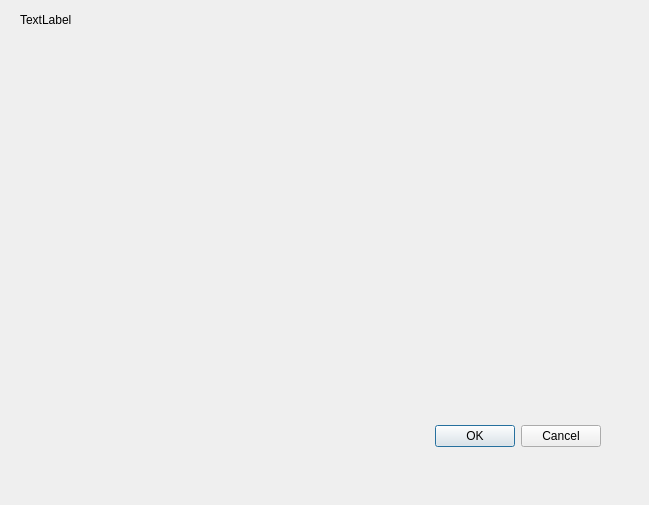
First picture: the form in addnewentrywidget.ui, repository SNEGIKON13/Password-Manager, before the edit.
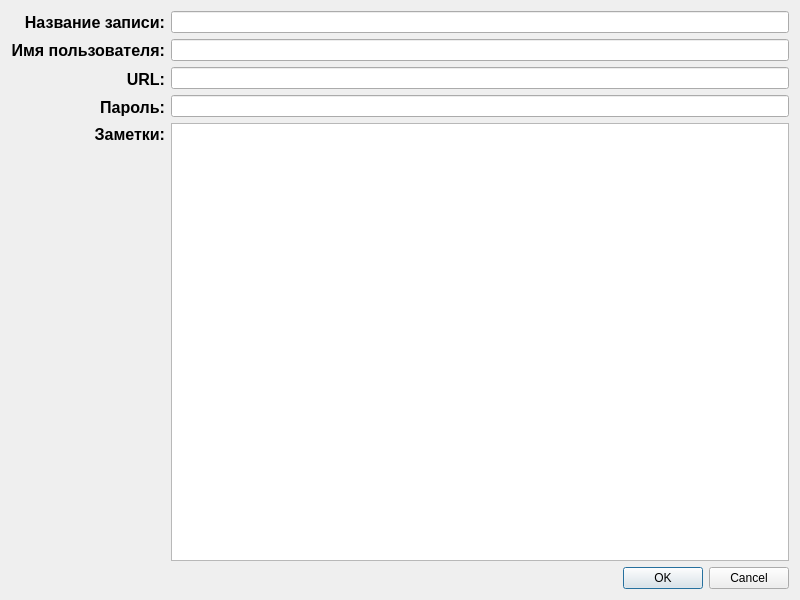
Second picture: the form after the edit.

Diff of the .ui file:
```diff
--- a/addnewentrywidget.ui
+++ b/addnewentrywidget.ui
@@ -6,42 +6,154 @@
    <rect>
     <x>0</x>
     <y>0</y>
-    <width>649</width>
-    <height>505</height>
+    <width>800</width>
+    <height>600</height>
    </rect>
   </property>
   <property name="windowTitle">
    <string>Dialog</string>
   </property>
-  <widget class="QDialogButtonBox" name="buttonBox">
-   <property name="geometry">
-    <rect>
-     <x>260</x>
-     <y>420</y>
-     <width>341</width>
-     <height>32</height>
-    </rect>
-   </property>
-   <property name="orientation">
-    <enum>Qt::Horizontal</enum>
-   </property>
-   <property name="standardButtons">
-    <set>QDialogButtonBox::Cancel|QDialogButtonBox::Ok</set>
-   </property>
-  </widget>
-  <widget class="QLabel" name="label">
-   <property name="geometry">
-    <rect>
-     <x>20</x>
-     <y>10</y>
-     <width>63</width>
-     <height>20</height>
-    </rect>
-   </property>
-   <property name="text">
-    <string>TextLabel</string>
-   </property>
-  </widget>
+  <layout class="QGridLayout" name="gridLayout">
+   <item row="0" column="0">
+    <layout class="QHBoxLayout" name="horizontalLayout">
+     <item>
+      <layout class="QVBoxLayout" name="verticalLayout_2">
+       <item>
+        <widget class="QLabel" name="label">
+         <property name="maximumSize">
+          <size>
+           <width>16777215</width>
+           <height>23</height>
+          </size>
+         </property>
+         <property name="text">
+          <string>&lt;html&gt;&lt;head/&gt;&lt;body&gt;&lt;p&gt;&lt;span style=&quot; font-size:12pt; font-weight:700;&quot;&gt;Название записи:&lt;/span&gt;&lt;/p&gt;&lt;/body&gt;&lt;/html&gt;</string>
+         </property>
+         <property name="alignment">
+          <set>Qt::AlignRight|Qt::AlignTrailing|Qt::AlignVCenter</set>
+         </property>
+        </widget>
+       </item>
+       <item>
+        <widget class="QLabel" name="label_2">
+         <property name="maximumSize">
+          <size>
+           <width>16777215</width>
+           <height>22</height>
+          </size>
+         </property>
+         <property name="text">
+          <string>&lt;html&gt;&lt;head/&gt;&lt;body&gt;&lt;p&gt;&lt;span style=&quot; font-size:12pt; font-weight:700;&quot;&gt;Имя пользователя:&lt;/span&gt;&lt;/p&gt;&lt;/body&gt;&lt;/html&gt;</string>
+         </property>
+         <property name="alignment">
+          <set>Qt::AlignRight|Qt::AlignTrailing|Qt::AlignVCenter</set>
+         </property>
+        </widget>
+       </item>
+       <item>
+        <widget class="QLabel" name="label_3">
+         <property name="maximumSize">
+          <size>
+           <width>16777215</width>
+           <height>23</height>
+          </size>
+         </property>
+         <property name="text">
+          <string>&lt;html&gt;&lt;head/&gt;&lt;body&gt;&lt;p&gt;&lt;span style=&quot; font-size:12pt; font-weight:700;&quot;&gt;URL:&lt;/span&gt;&lt;/p&gt;&lt;/body&gt;&lt;/html&gt;</string>
+         </property>
+         <property name="alignment">
+          <set>Qt::AlignRight|Qt::AlignTrailing|Qt::AlignVCenter</set>
+         </property>
+        </widget>
+       </item>
+       <item>
+        <widget class="QLabel" name="label_4">
+         <property name="maximumSize">
+          <size>
+           <width>16777215</width>
+           <height>22</height>
+          </size>
+         </property>
+         <property name="text">
+          <string>&lt;html&gt;&lt;head/&gt;&lt;body&gt;&lt;p&gt;&lt;span style=&quot; font-size:12pt; font-weight:700;&quot;&gt;Пароль:&lt;/span&gt;&lt;/p&gt;&lt;/body&gt;&lt;/html&gt;</string>
+         </property>
+         <property name="alignment">
+          <set>Qt::AlignRight|Qt::AlignTrailing|Qt::AlignVCenter</set>
+         </property>
+        </widget>
+       </item>
+       <item>
+        <widget class="QLabel" name="label_5">
+         <property name="text">
+          <string>&lt;html&gt;&lt;head/&gt;&lt;body&gt;&lt;p&gt;&lt;span style=&quot; font-size:12pt; font-weight:700;&quot;&gt;Заметки:&lt;/span&gt;&lt;/p&gt;&lt;/body&gt;&lt;/html&gt;</string>
+         </property>
+         <property name="alignment">
+          <set>Qt::AlignRight|Qt::AlignTop|Qt::AlignTrailing</set>
+         </property>
+        </widget>
+       </item>
+      </layout>
+     </item>
+     <item>
+      <layout class="QVBoxLayout" name="verticalLayout">
+       <item>
+        <widget class="QLineEdit" name="noteName">
+         <property name="maximumSize">
+          <size>
+           <width>16777215</width>
+           <height>23</height>
+          </size>
+         </property>
+        </widget>
+       </item>
+       <item>
+        <widget class="QLineEdit" name="userName">
+         <property name="maximumSize">
+          <size>
+           <width>16777215</width>
+           <height>23</height>
+          </size>
+         </property>
+        </widget>
+       </item>
+       <item>
+        <widget class="QLineEdit" name="url">
+         <property name="maximumSize">
+          <size>
+           <width>16777215</width>
+           <height>22</height>
+          </size>
+         </property>
+        </widget>
+       </item>
+       <item>
+        <widget class="QLineEdit" name="passwordEntry">
+         <property name="maximumSize">
+          <size>
+           <width>16777215</width>
+           <height>23</height>
+          </size>
+         </property>
+        </widget>
+       </item>
+       <item>
+        <widget class="QTextEdit" name="otherNotes"/>
+       </item>
+      </layout>
+     </item>
+    </layout>
+   </item>
+   <item row="1" column="0">
+    <widget class="QDialogButtonBox" name="buttonBox">
+     <property name="orientation">
+      <enum>Qt::Horizontal</enum>
+     </property>
+     <property name="standardButtons">
+      <set>QDialogButtonBox::Cancel|QDialogButtonBox::Ok</set>
+     </property>
+    </widget>
+   </item>
+  </layout>
  </widget>
  <resources/>
  <connections>
```
Left out of the diff: 16 changed lines with no effect on the pictures.
